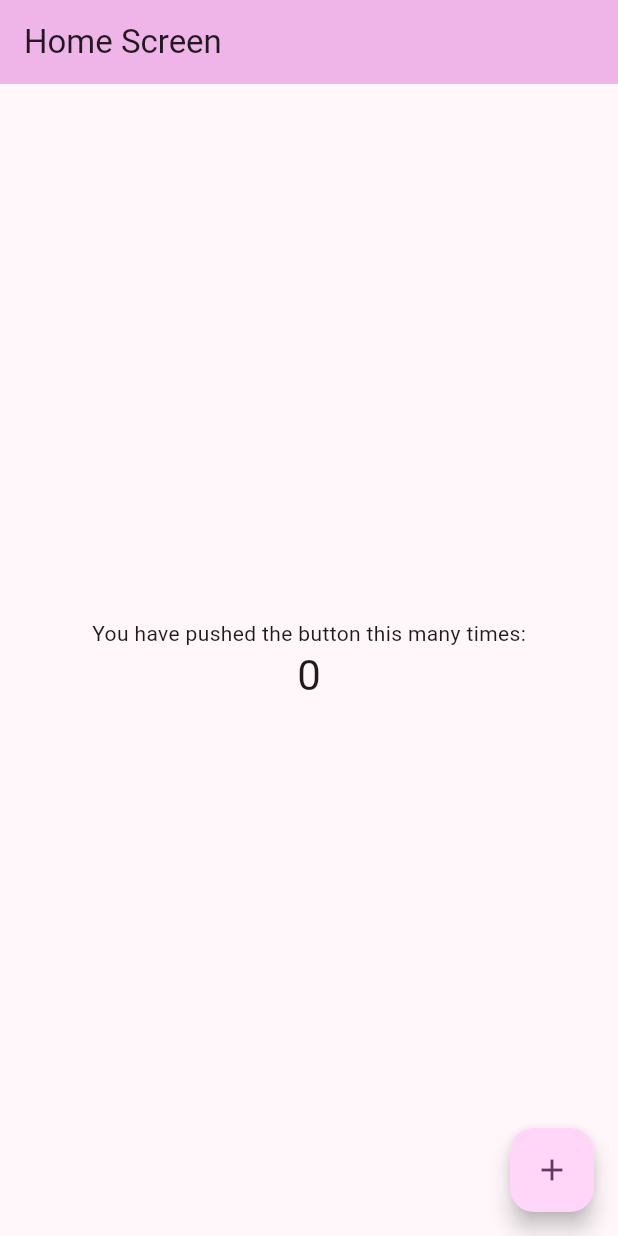
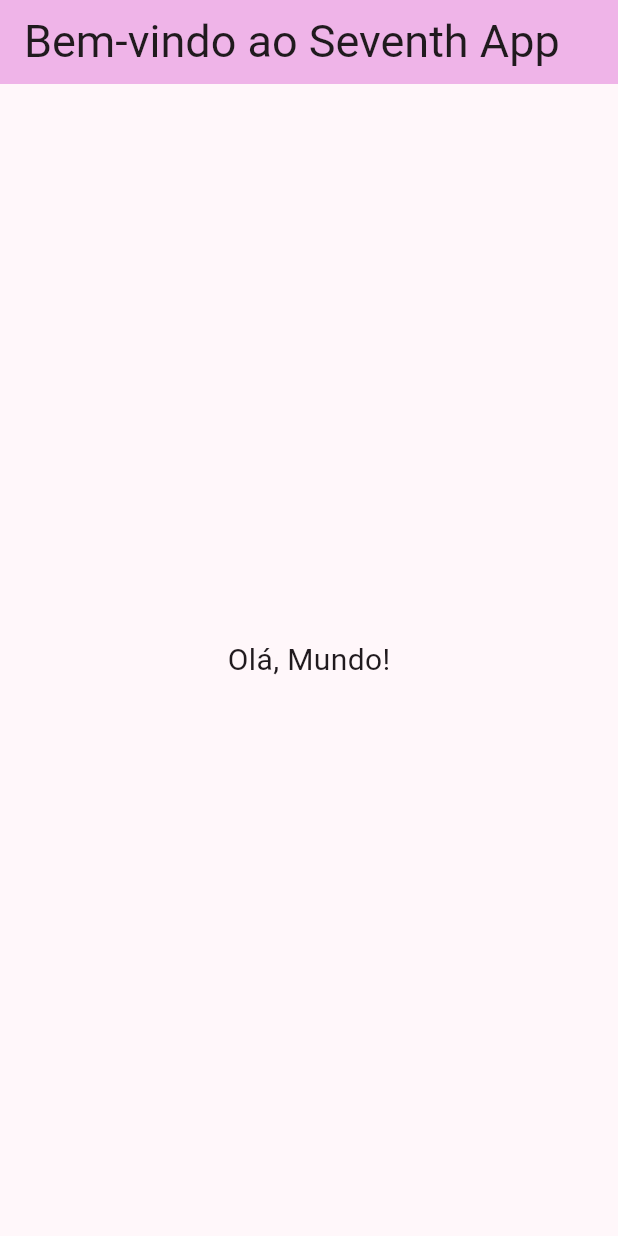
Before and after one commit to anapppp/PS-Seventh-Flutter, a Flutter app: the screen it shows after launch, on a phone screen of 412 x 824 dp. Run offline on Flutter 3.47's test engine with Material 3 defaults, Android fonts, the phone set to English and light mode, and no system bars.

Commit message:
AppBar e Column ok

```diff
--- a/seveth_app/lib/main.dart
+++ b/seveth_app/lib/main.dart
@@ -7,14 +7,13 @@ void main() {
 class SeventhApp extends StatelessWidget {
   const SeventhApp({super.key});
 
-  // This widget is the root of your application.
   @override
   Widget build(BuildContext context) {
     return MaterialApp(
       title: 'Seventh App',
       theme: ThemeData(
-        colorScheme:
-            ColorScheme.fromSeed(seedColor: Color.fromARGB(255, 135, 31, 139)),
+        colorScheme: ColorScheme.fromSeed(
+            seedColor: const Color.fromARGB(255, 135, 31, 139)),
         useMaterial3: true,
       ),
       home: const HomeScreen(title: 'Home Screen'),
@@ -24,79 +23,28 @@ class SeventhApp extends StatelessWidget {
 
 class HomeScreen extends StatefulWidget {
   const HomeScreen({super.key, required this.title});
-
   final String title;
-
   @override
   State<HomeScreen> createState() => _HomeScreenState();
 }
 
 class _HomeScreenState extends State<HomeScreen> {
-  int _counter = 0;
-
-  void _incrementCounter() {
-    setState(() {
-      // This call to setState tells the Flutter framework that something has
-      // changed in this State, which causes it to rerun the build method below
-      // so that the display can reflect the updated values. If we changed
-      // _counter without calling setState(), then the build method would not be
-      // called again, and so nothing would appear to happen.
-      _counter++;
-    });
-  }
-
   @override
   Widget build(BuildContext context) {
-    // This method is rerun every time setState is called, for instance as done
-    // by the _incrementCounter method above.
-    //
-    // The Flutter framework has been optimized to make rerunning build methods
-    // fast, so that you can just rebuild anything that needs updating rather
-    // than having to individually change instances of widgets.
     return Scaffold(
       appBar: AppBar(
-        // TRY THIS: Try changing the color here to a specific color (to
-        // Colors.amber, perhaps?) and trigger a hot reload to see the AppBar
-        // change color while the other colors stay the same.
         backgroundColor: Theme.of(context).colorScheme.inversePrimary,
-        // Here we take the value from the MyHomePage object that was created by
-        // the App.build method, and use it to set our appbar title.
-        title: Text(widget.title),
+        title: const Text("Bem-vindo ao Seventh App",
+            style: TextStyle(fontSize: 30)),
       ),
-      body: Center(
-        // Center is a layout widget. It takes a single child and positions it
-        // in the middle of the parent.
+      body: const Center(
         child: Column(
-          // Column is also a layout widget. It takes a list of children and
-          // arranges them vertically. By default, it sizes itself to fit its
-          // children horizontally, and tries to be as tall as its parent.
-          //
-          // Column has various properties to control how it sizes itself and
-          // how it positions its children. Here we use mainAxisAlignment to
-          // center the children vertically; the main axis here is the vertical
-          // axis because Columns are vertical (the cross axis would be
-          // horizontal).
-          //
-          // TRY THIS: Invoke "debug painting" (choose the "Toggle Debug Paint"
-          // action in the IDE, or press "p" in the console), to see the
-          // wireframe for each widget.
           mainAxisAlignment: MainAxisAlignment.center,
           children: <Widget>[
-            const Text(
-              'You have pushed the button this many times:',
-            ),
-            Text(
-              '$_counter',
-              style: Theme.of(context).textTheme.headlineMedium,
-            ),
+            Text("Olá, Mundo!", style: TextStyle(fontSize: 20)),
           ],
         ),
       ),
-      floatingActionButton: FloatingActionButton(
-        onPressed: _incrementCounter,
-        tooltip: 'Increment',
-        child: const Icon(Icons.add),
-      ), // This trailing comma makes auto-formatting nicer for build methods.
     );
   }
 }
```
